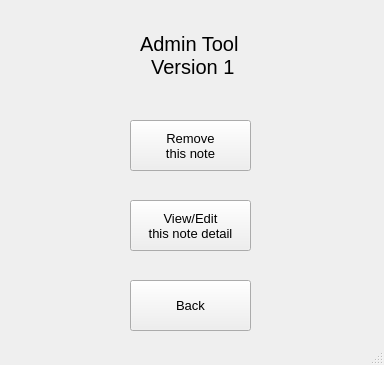
Qt form PTI/SPCK/GUI/AdminTool - note1.ui (GreenSystemDuy08/TL-C4K-PTI01) before a commit.
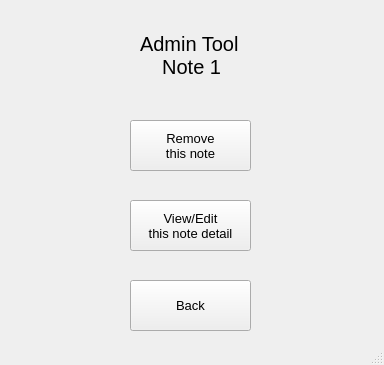
The same form after that commit.

Patch:
```diff
--- a/PTI/SPCK/GUI/AdminTool - note1.ui
+++ b/PTI/SPCK/GUI/AdminTool - note1.ui
@@ -86,7 +86,7 @@
     </property>
     <property name="text">
      <string>Admin Tool
-  Version 1</string>
+    Note 1</string>
     </property>
    </widget>
   </widget>
```
